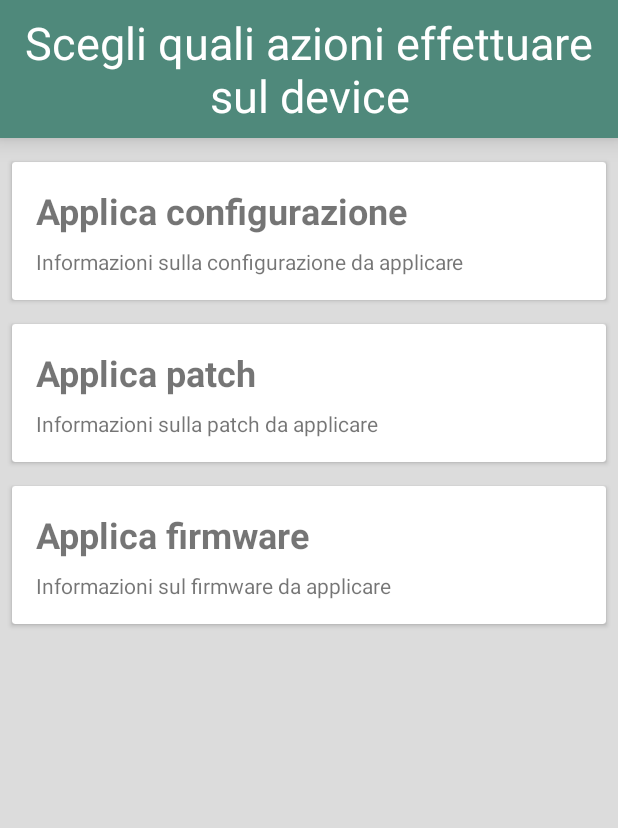
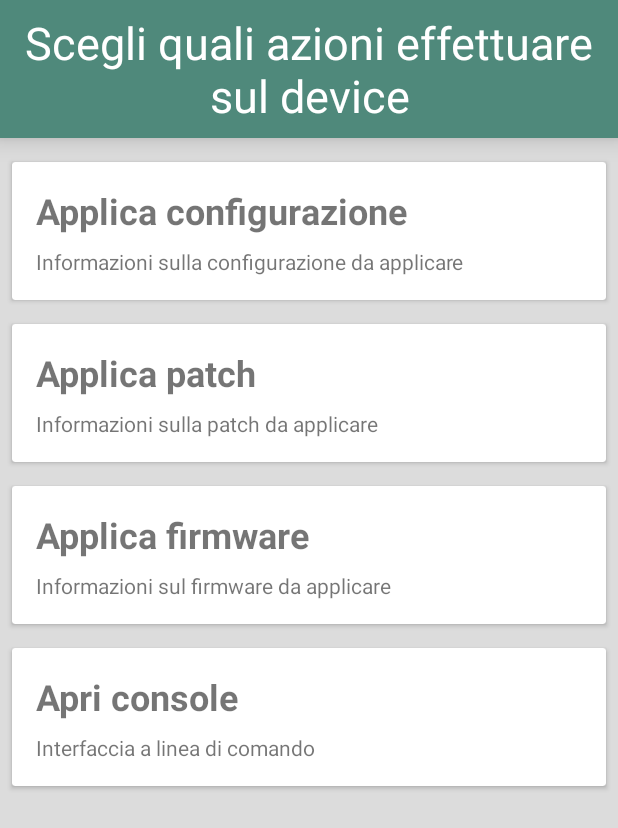
Before and after one commit to MarcoPoveromo/OneTouch, an Android app: the fragment CpeMenuFragment shown on its own in the app's theme, on a phone screen of 412 x 824 dp. Shown: the top 828 px of the screen. Run offline under Robolectric (Android 15) with nearby library versions, the phone set to English and light mode, and no system bars; 1 statement that could not run was skipped.

Commit message:
Aggiunta card per Aprire la console

```diff
--- a/app/src/main/java/android/stage/onetouch/view/CpeMenuFragment.java
+++ b/app/src/main/java/android/stage/onetouch/view/CpeMenuFragment.java
@@ -43,6 +43,7 @@ public class CpeMenuFragment extends Fragment {
 
     Button mButtonApriConsole;
     CardView configurationCard;
+    CardView consoleCard;
 
     private void setFilters() {
         IntentFilter filter = new IntentFilter();
@@ -72,9 +73,8 @@ public class CpeMenuFragment extends Fragment {
     @Override
     public View onCreateView(@NonNull LayoutInflater inflater, @Nullable ViewGroup container, @Nullable Bundle savedInstanceState) {
         View v = inflater.inflate(R.layout.cpe_menu_fragment, container, false);
-
-        /*mButtonApriConsole = (Button) v.findViewById(R.id.button8);
-        mButtonApriConsole.setOnClickListener(new View.OnClickListener() {
+        consoleCard = v.findViewById(R.id.cardView5);
+        consoleCard.setOnClickListener(new View.OnClickListener() {
             @Override
             public void onClick(View v) {
                 CpeConsoleFragment nextFrag= new CpeConsoleFragment();
@@ -83,7 +83,7 @@ public class CpeMenuFragment extends Fragment {
                         .addToBackStack(null)
                         .commit();
             }
-        });*/
+        });
         configurationCard = (CardView) v.findViewById(R.id.cardView2);
         configurationCard.setOnClickListener(new View.OnClickListener() {
             @Override
--- a/app/src/main/res/layout/cpe_menu_fragment.xml
+++ b/app/src/main/res/layout/cpe_menu_fragment.xml
@@ -5,6 +5,50 @@
     android:layout_width="match_parent"
     android:layout_height="match_parent"
     android:background="#DCDCDC">
+
+    <androidx.cardview.widget.CardView
+        android:id="@+id/cardView5"
+        android:layout_width="0dp"
+        android:layout_height="wrap_content"
+        android:layout_marginStart="8dp"
+        android:layout_marginTop="16dp"
+        android:layout_marginEnd="8dp"
+        app:layout_constraintEnd_toEndOf="parent"
+        app:layout_constraintStart_toStartOf="parent"
+        app:layout_constraintTop_toBottomOf="@+id/cardView">
+
+        <androidx.constraintlayout.widget.ConstraintLayout
+            android:layout_width="match_parent"
+            android:layout_height="match_parent">
+
+            <TextView
+                android:id="@+id/textView14"
+                android:layout_width="0dp"
+                android:layout_height="wrap_content"
+                android:layout_marginStart="16dp"
+                android:layout_marginTop="8dp"
+                android:layout_marginBottom="16dp"
+                android:text="Interfaccia a linea di comando"
+                app:layout_constraintBottom_toBottomOf="parent"
+                app:layout_constraintStart_toStartOf="parent"
+                app:layout_constraintTop_toBottomOf="@+id/textView13" />
+
+            <TextView
+                android:id="@+id/textView13"
+                android:layout_width="wrap_content"
+                android:layout_height="wrap_content"
+                android:layout_marginStart="16dp"
+                android:layout_marginTop="16dp"
+                android:layout_marginBottom="16dp"
+                android:text="Apri console"
+                android:textSize="24sp"
+                android:textStyle="bold"
+                app:layout_constraintBottom_toBottomOf="parent"
+                app:layout_constraintStart_toStartOf="parent"
+                app:layout_constraintTop_toTopOf="parent"
+                app:layout_constraintVertical_bias="0.0" />
+        </androidx.constraintlayout.widget.ConstraintLayout>
+    </androidx.cardview.widget.CardView>
 
     <androidx.constraintlayout.widget.ConstraintLayout
         android:id="@+id/constraintLayout3"
@@ -127,6 +171,7 @@
     </androidx.cardview.widget.CardView>
 
     <androidx.cardview.widget.CardView
+        android:id="@+id/cardView"
         android:layout_width="0dp"
         android:layout_height="wrap_content"
         android:layout_marginStart="8dp"
```
Also changed, not shown: app/src/main/java/android/stage/onetouch/service/UsbService.java (+29 -25 lines), app/src/main/java/android/stage/onetouch/view/CpeConsoleFragment.java (+0 -15 lines), app/src/main/res/layout/cpe_console_fragment.xml (+0 -15 lines).
